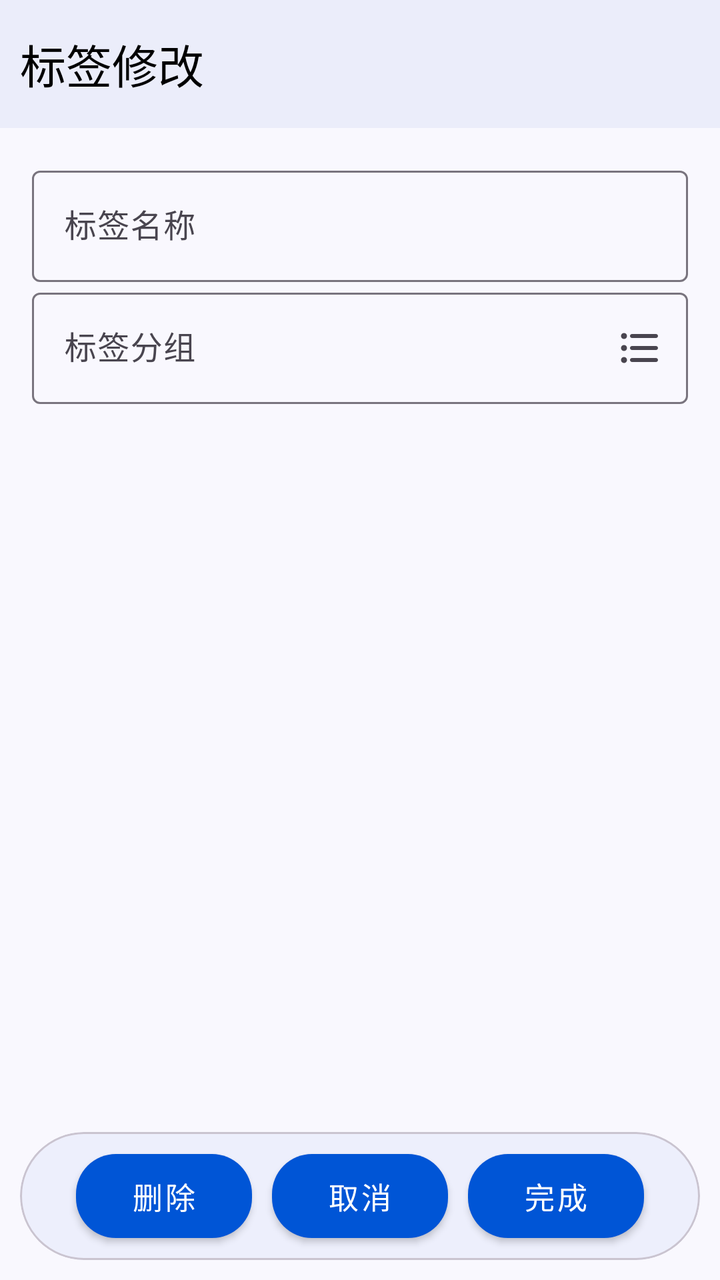
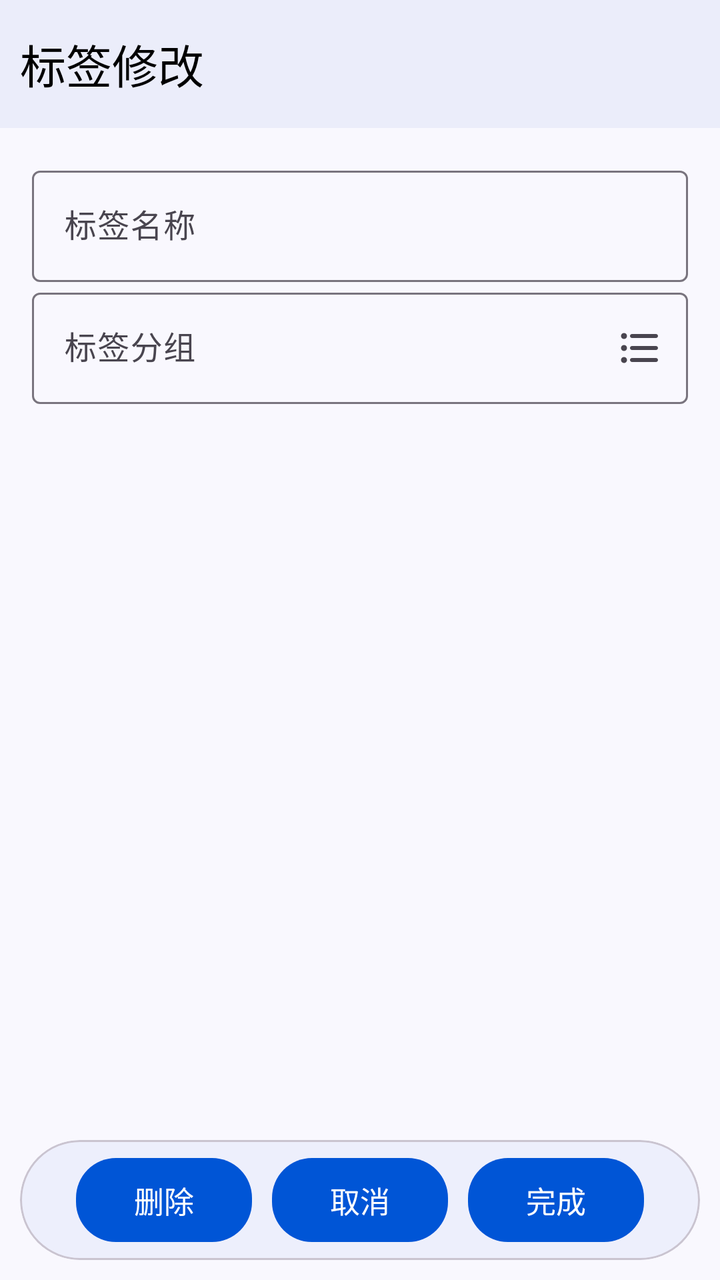

Two renders of the same Android screen: before a commit and after it. Below are the layout's source before the change and the commit's diff.
<!-- AndroidManifest.xml: application theme Theme.ProjectManager -->
<!-- res/layout/activity_tag_modify.xml -->
<?xml version="1.0" encoding="utf-8"?>
<androidx.constraintlayout.widget.ConstraintLayout xmlns:android="http://schemas.android.com/apk/res/android"
    xmlns:app="http://schemas.android.com/apk/res-auto"
    xmlns:tools="http://schemas.android.com/tools"
    android:id="@+id/main"
    style="@style/PageStyle"
    android:layout_width="match_parent"
    android:layout_height="match_parent"
    tools:context=".ui.bookkeeping.tag.edit.TagModifyActivity">

    <com.google.android.material.appbar.MaterialToolbar
        android:id="@+id/modify_tag_toolbar"
        android:layout_width="match_parent"
        android:layout_height="?attr/actionBarSize"
        app:layout_constraintEnd_toEndOf="parent"
        app:layout_constraintStart_toStartOf="parent"
        app:layout_constraintTop_toTopOf="parent"
        app:title="@string/title_modify_tag" />

    <ScrollView
        android:layout_width="match_parent"
        android:layout_height="0dp"
        app:layout_constraintBottom_toTopOf="@+id/btn_card_view"
        app:layout_constraintTop_toBottomOf="@+id/modify_tag_toolbar">

        <LinearLayout
            android:layout_width="match_parent"
            android:layout_height="wrap_content"
            android:orientation="vertical"
            android:padding="16dp">

            <com.google.android.material.textfield.TextInputLayout
                android:id="@+id/tag_name_layout"
                android:layout_width="match_parent"
                android:layout_height="wrap_content">

                <com.google.android.material.textfield.TextInputEditText
                    android:id="@+id/tag_name_input"
                    android:layout_width="match_parent"
                    android:layout_height="match_parent"
                    android:hint="标签名称"
                    android:maxLength="20" />
            </com.google.android.material.textfield.TextInputLayout>

            <com.google.android.material.textfield.TextInputLayout
                android:id="@+id/tag_group_layout"
                android:layout_width="match_parent"
                android:layout_height="wrap_content"
                app:endIconDrawable="@drawable/round_format_list_bulleted_24"
                app:endIconMode="custom">

                <com.google.android.material.textfield.TextInputEditText
                    android:id="@+id/tag_group_input"
                    android:layout_width="match_parent"
                    android:layout_height="wrap_content"
                    android:hint="标签分组"
                    android:maxLength="20" />
            </com.google.android.material.textfield.TextInputLayout>
        </LinearLayout>
    </ScrollView>

    <com.google.android.material.card.MaterialCardView
        android:id="@+id/btn_card_view"
        style="@style/CommonCardStyle"
        android:layout_width="match_parent"
        android:layout_height="wrap_content"
        app:layout_constraintBottom_toBottomOf="parent">

        <LinearLayout
            android:layout_width="match_parent"
            android:layout_height="match_parent"
            android:gravity="center"
            android:orientation="horizontal">

            <com.google.android.material.button.MaterialButton
                android:id="@+id/delete_btn"
                style="@style/BtnStyle"
                android:layout_width="wrap_content"
                android:layout_height="wrap_content"
                android:text="删除" />

            <com.google.android.material.button.MaterialButton
                android:id="@+id/cancel_btn"
                style="@style/BtnStyle"
                android:layout_width="wrap_content"
                android:layout_height="wrap_content"
                android:text="取消" />

            <com.google.android.material.button.MaterialButton
                android:id="@+id/finish_btn"
                style="@style/BtnStyle"
                android:layout_width="wrap_content"
                android:layout_height="wrap_content"
                android:text="完成" />
        </LinearLayout>
    </com.google.android.material.card.MaterialCardView>
</androidx.constraintlayout.widget.ConstraintLayout>
<!-- resources referenced by this layout -->
<resources>
  <!-- drawable round_format_list_bulleted_24 (drawable) -->
  <vector xmlns:android="http://schemas.android.com/apk/res/android" android:autoMirrored="true" android:height="24dp" android:tint="#000000" android:viewportHeight="24" android:viewportWidth="24" android:width="24dp">
        
      <path android:fillColor="@android:color/white" android:pathData="M4,10.5c-0.83,0 -1.5,0.67 -1.5,1.5s0.67,1.5 1.5,1.5 1.5,-0.67 1.5,-1.5 -0.67,-1.5 -1.5,-1.5zM4,4.5c-0.83,0 -1.5,0.67 -1.5,1.5S3.17,7.5 4,7.5 5.5,6.83 5.5,6 4.83,4.5 4,4.5zM4,16.5c-0.83,0 -1.5,0.68 -1.5,1.5s0.68,1.5 1.5,1.5 1.5,-0.68 1.5,-1.5 -0.67,-1.5 -1.5,-1.5zM8,19h12c0.55,0 1,-0.45 1,-1s-0.45,-1 -1,-1L8,17c-0.55,0 -1,0.45 -1,1s0.45,1 1,1zM8,13h12c0.55,0 1,-0.45 1,-1s-0.45,-1 -1,-1L8,11c-0.55,0 -1,0.45 -1,1s0.45,1 1,1zM7,6c0,0.55 0.45,1 1,1h12c0.55,0 1,-0.45 1,-1s-0.45,-1 -1,-1L8,5c-0.55,0 -1,0.45 -1,1z"/>
      
  </vector>
  <string name="title_modify_tag">标签修改</string>
  <style name="BtnStyle" parent="Widget.MaterialComponents.Button">
          <item name="backgroundTint">@color/theme_blue</item>
          <item name="android:textColor">@color/white</item>
          <item name="android:textSize">15sp</item>
          <item name="cornerRadius">20dp</item>
          <item name="android:layout_margin">5dp</item>
          <item name="android:padding">10dp</item>
      </style>
  <style name="CommonCardStyle">
          <item name="cardBackgroundColor">@color/card_background</item>
          <item name="cardCornerRadius">50dp</item>
          <item name="android:layout_margin">10dp</item>
      </style>
  <style name="PageStyle">
          <item name="android:fitsSystemWindows">true</item>
          <item name="android:background">@color/page_background</item>
      </style>
  <style name="Theme.ProjectManager" parent="Theme.Material3.DayNight.NoActionBar">
          
          <item name="colorPrimary">@color/theme_blue</item>
          <item name="colorPrimaryVariant">@color/theme_blue_variant</item>
          <item name="colorOnPrimary">@color/white</item>
          
          <item name="colorSecondary">@color/teal_200</item>
          <item name="colorSecondaryVariant">@color/teal_700</item>
          <item name="colorOnSecondary">@color/black</item>
          
          <item name="android:statusBarColor">?attr/colorPrimaryVariant</item>
          
          <item name="toolbarStyle">@style/ToolBarStyle</item>
          <item name="drawableTint">@color/theme_blue</item>
          <item name="colorControlActivated">@color/theme_blue</item>
          <item name="android:windowLightStatusBar">true</item>
      </style>
  <color name="theme_blue">#0055d6</color>
  <color name="white">#FFFFFFFF</color>
  <color name="card_background">#edeffc</color>
  <color name="page_background">#f9f8fe</color>
  <color name="theme_blue_variant">#dae1fe</color>
  <color name="teal_200">#FF03DAC5</color>
  <color name="teal_700">#FF018786</color>
  <color name="black">#FF000000</color>
  <style name="ToolBarStyle">
          <item name="android:background">@color/toolbar_background</item>
          <item name="contentInsetStart">10dp</item>
          <item name="titleTextAppearance">@style/TitleStyle</item>
      </style>
  <color name="toolbar_background">#ebedfa</color>
  <style name="TitleStyle">
          <item name="android:textSize">23sp</item>
          <item name="android:textColor">@color/black</item>
      </style>
</resources>

<!-- the commit's change to res/layout/activity_tag_modify.xml (unified diff, before → after) -->
@@ -36,10 +36,10 @@
 
                 <com.google.android.material.textfield.TextInputEditText
                     android:id="@+id/tag_name_input"
+                    style="@style/UserInputEditTextStyle"
                     android:layout_width="match_parent"
                     android:layout_height="match_parent"
-                    android:hint="标签名称"
-                    android:maxLength="20" />
+                    android:hint="@string/tag_name" />
             </com.google.android.material.textfield.TextInputLayout>
 
             <com.google.android.material.textfield.TextInputLayout
@@ -51,10 +51,10 @@
 
                 <com.google.android.material.textfield.TextInputEditText
                     android:id="@+id/tag_group_input"
+                    style="@style/UserInputEditTextStyle"
                     android:layout_width="match_parent"
                     android:layout_height="wrap_content"
-                    android:hint="标签分组"
-                    android:maxLength="20" />
+                    android:hint="@string/tag_group" />
             </com.google.android.material.textfield.TextInputLayout>
         </LinearLayout>
     </ScrollView>
@@ -77,21 +77,21 @@
                 style="@style/BtnStyle"
                 android:layout_width="wrap_content"
                 android:layout_height="wrap_content"
-                android:text="删除" />
+                android:text="@string/delete" />
 
             <com.google.android.material.button.MaterialButton
                 android:id="@+id/cancel_btn"
                 style="@style/BtnStyle"
                 android:layout_width="wrap_content"
                 android:layout_height="wrap_content"
-                android:text="取消" />
+                android:text="@string/cancel" />
 
             <com.google.android.material.button.MaterialButton
                 android:id="@+id/finish_btn"
                 style="@style/BtnStyle"
                 android:layout_width="wrap_content"
                 android:layout_height="wrap_content"
-                android:text="完成" />
+                android:text="@string/finish" />
         </LinearLayout>
     </com.google.android.material.card.MaterialCardView>
 </androidx.constraintlayout.widget.ConstraintLayout>
<!-- resource entries referenced after the edit -->
@@ -6,8 +6,13 @@
       <path android:fillColor="@android:color/white" android:pathData="M4,10.5c-0.83,0 -1.5,0.67 -1.5,1.5s0.67,1.5 1.5,1.5 1.5,-0.67 1.5,-1.5 -0.67,-1.5 -1.5,-1.5zM4,4.5c-0.83,0 -1.5,0.67 -1.5,1.5S3.17,7.5 4,7.5 5.5,6.83 5.5,6 4.83,4.5 4,4.5zM4,16.5c-0.83,0 -1.5,0.68 -1.5,1.5s0.68,1.5 1.5,1.5 1.5,-0.68 1.5,-1.5 -0.67,-1.5 -1.5,-1.5zM8,19h12c0.55,0 1,-0.45 1,-1s-0.45,-1 -1,-1L8,17c-0.55,0 -1,0.45 -1,1s0.45,1 1,1zM8,13h12c0.55,0 1,-0.45 1,-1s-0.45,-1 -1,-1L8,11c-0.55,0 -1,0.45 -1,1s0.45,1 1,1zM7,6c0,0.55 0.45,1 1,1h12c0.55,0 1,-0.45 1,-1s-0.45,-1 -1,-1L8,5c-0.55,0 -1,0.45 -1,1z"/>
       
   </vector>
+  <string name="cancel">取消</string>
+  <string name="delete">删除</string>
+  <string name="finish">完成</string>
+  <string name="tag_group">标签分组</string>
+  <string name="tag_name">标签名称</string>
   <string name="title_modify_tag">标签修改</string>
-  <style name="BtnStyle" parent="Widget.MaterialComponents.Button">
+  <style name="BtnStyle" parent="Widget.Material3.Button">
           <item name="backgroundTint">@color/theme_blue</item>
           <item name="android:textColor">@color/white</item>
           <item name="android:textSize">15sp</item>
@@ -23,6 +28,10 @@
   <style name="PageStyle">
           <item name="android:fitsSystemWindows">true</item>
           <item name="android:background">@color/page_background</item>
+      </style>
+  <style name="UserInputEditTextStyle" parent="Widget.Material3.TextInputEditText.OutlinedBox">
+          <item name="android:inputType">text</item>
+          <item name="android:maxLength">20</item>
       </style>
   <style name="Theme.ProjectManager" parent="Theme.Material3.DayNight.NoActionBar">
           
